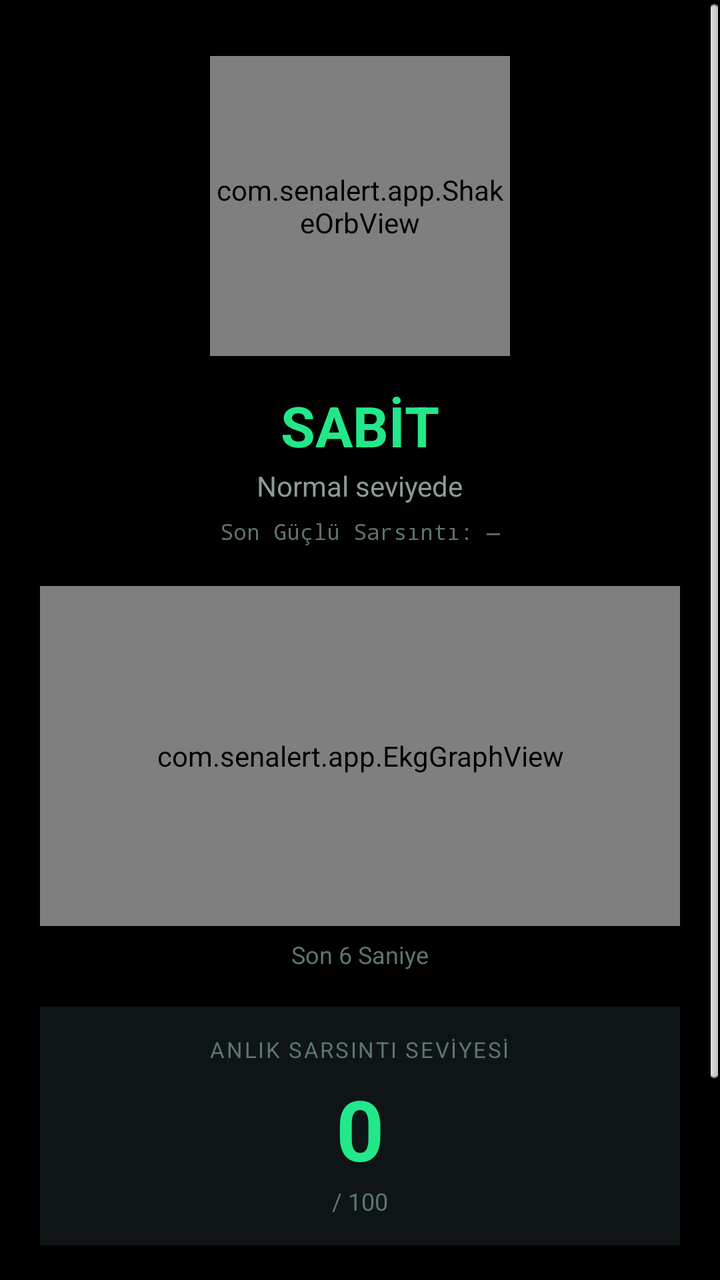
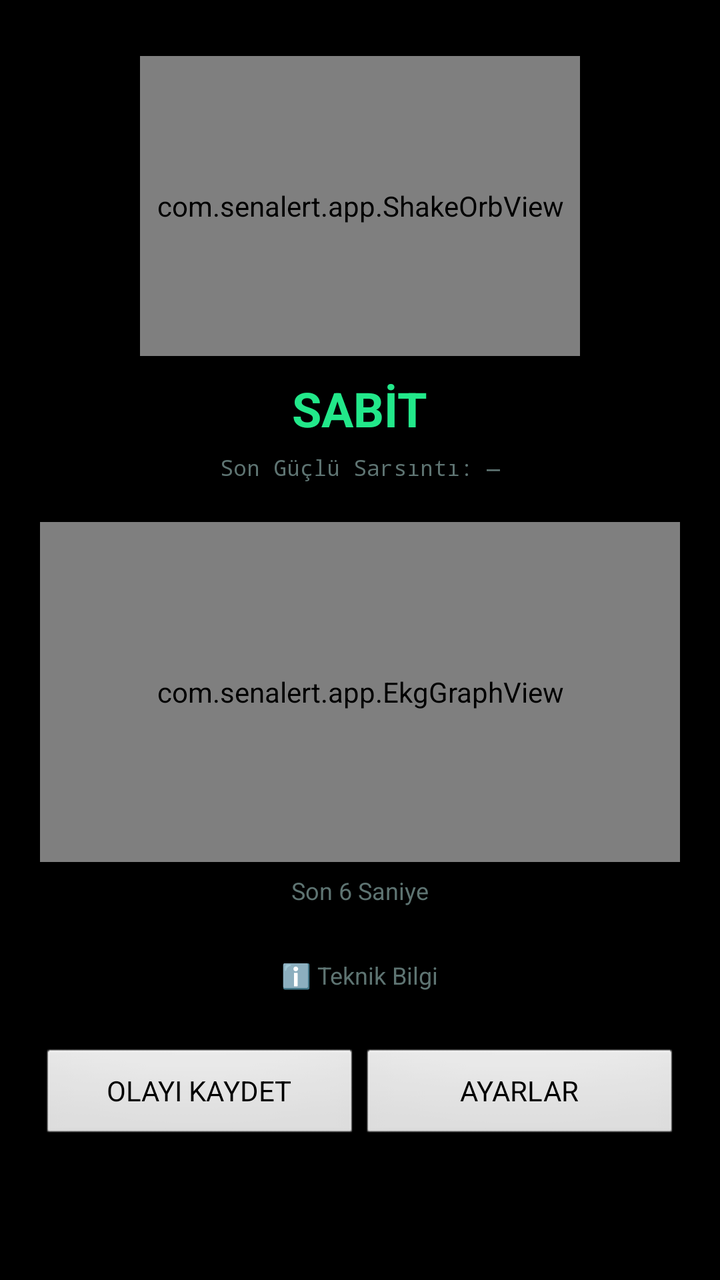

Screens rendered from an Android XML layout before and after an edit, with the pre-edit source and the edit as a unified diff.
<!-- AndroidManifest.xml: application theme android:Theme.Black.NoTitleBar -->
<!-- res/layout/activity_main.xml -->
<?xml version="1.0" encoding="utf-8"?>
<ScrollView xmlns:android="http://schemas.android.com/apk/res/android"
    android:id="@+id/rootLayout"
    android:layout_width="match_parent"
    android:layout_height="match_parent"
    android:background="#05070707">

    <LinearLayout
        android:layout_width="match_parent"
        android:layout_height="wrap_content"
        android:orientation="vertical"
        android:padding="20dp">

        <com.senalert.app.ShakeOrbView
            android:id="@+id/orbView"
            android:layout_width="150dp"
            android:layout_height="150dp"
            android:layout_gravity="center_horizontal"
            android:layout_marginTop="8dp"/>

        <TextView
            android:id="@+id/stateText"
            android:layout_width="wrap_content"
            android:layout_height="wrap_content"
            android:layout_gravity="center_horizontal"
            android:layout_marginTop="16dp"
            android:text="SABİT"
            android:textColor="#22E88A"
            android:textSize="28sp"
            android:textStyle="bold"/>

        <TextView
            android:id="@+id/subText"
            android:layout_width="wrap_content"
            android:layout_height="wrap_content"
            android:layout_gravity="center_horizontal"
            android:layout_marginTop="2dp"
            android:text="Normal seviyede"
            android:textColor="#8A9C9A"
            android:textSize="14sp"/>

        <TextView
            android:id="@+id/lastStrongText"
            android:layout_width="wrap_content"
            android:layout_height="wrap_content"
            android:layout_gravity="center_horizontal"
            android:layout_marginTop="6dp"
            android:text="Son Güçlü Sarsıntı: —"
            android:textColor="#5E7472"
            android:textSize="11sp"
            android:fontFamily="monospace"/>

        <TextView
            android:id="@+id/alertBar"
            android:layout_width="match_parent"
            android:layout_height="wrap_content"
            android:layout_marginTop="16dp"
            android:padding="14dp"
            android:gravity="center"
            android:visibility="gone"
            android:textColor="#000000"
            android:textSize="16sp"
            android:textStyle="bold"
            android:background="#808080"/>

        <Button
            android:id="@+id/btnMute"
            android:layout_width="match_parent"
            android:layout_height="wrap_content"
            android:layout_marginTop="12dp"
            android:text="SUSTUR"
            android:backgroundTint="#FF3B30"
            android:textColor="#FFFFFF"
            android:visibility="gone"/>

        <com.senalert.app.EkgGraphView
            android:id="@+id/ekgView"
            android:layout_width="match_parent"
            android:layout_height="170dp"
            android:layout_marginTop="20dp"
            android:background="#0a1112"/>

        <TextView
            android:layout_width="wrap_content"
            android:layout_height="wrap_content"
            android:layout_gravity="center_horizontal"
            android:layout_marginTop="6dp"
            android:text="Son 6 Saniye"
            android:textColor="#5E7472"
            android:textSize="12sp"/>

        <LinearLayout
            android:layout_width="match_parent"
            android:layout_height="wrap_content"
            android:orientation="vertical"
            android:gravity="center"
            android:layout_marginTop="18dp"
            android:padding="14dp"
            android:background="#0F1517">

            <TextView
                android:layout_width="wrap_content"
                android:layout_height="wrap_content"
                android:text="ANLIK SARSINTI SEVİYESİ"
                android:textColor="#5E7472"
                android:textSize="11sp"
                android:letterSpacing="0.08"/>

            <TextView
                android:id="@+id/levelNumberText"
                android:layout_width="wrap_content"
                android:layout_height="wrap_content"
                android:text="0"
                android:textColor="#22E88A"
                android:textSize="42sp"
                android:textStyle="bold"
                android:layout_marginTop="4dp"/>

            <TextView
                android:layout_width="wrap_content"
                android:layout_height="wrap_content"
                android:text="/ 100"
                android:textColor="#5E7472"
                android:textSize="12sp"/>
        </LinearLayout>

        <TextView
            android:id="@+id/btnInfoToggle"
            android:layout_width="wrap_content"
            android:layout_height="wrap_content"
            android:layout_gravity="center_horizontal"
            android:layout_marginTop="14dp"
            android:padding="8dp"
            android:text="ℹ️ Teknik Bilgi"
            android:textColor="#5E7472"
            android:textSize="12sp"/>

        <LinearLayout
            android:id="@+id/detailsPanel"
            android:layout_width="match_parent"
            android:layout_height="wrap_content"
            android:orientation="vertical"
            android:visibility="gone"
            android:background="#0F1517"
            android:padding="12dp"
            android:layout_marginTop="4dp">

            <TextView
                android:id="@+id/sensorText"
                android:layout_width="wrap_content"
                android:layout_height="wrap_content"
                android:layout_gravity="center_horizontal"
                android:text="X: 0.00  Y: 0.00  Z: 0.00\nΔXY: 0.00  ΔZ: 0.00"
                android:textColor="#5E7472"
                android:textSize="12sp"
                android:fontFamily="monospace"
                android:gravity="center"/>
        </LinearLayout>

        <Button
            android:id="@+id/btnRecalibrate"
            android:layout_width="wrap_content"
            android:layout_height="wrap_content"
            android:layout_gravity="center_horizontal"
            android:layout_marginTop="16dp"
            android:text="YENİDEN KALİBRE ET"
            android:visibility="gone"/>

        <LinearLayout
            android:layout_width="match_parent"
            android:layout_height="wrap_content"
            android:orientation="horizontal"
            android:layout_marginTop="20dp">

            <Button
                android:id="@+id/btnCapture"
                android:layout_width="0dp"
                android:layout_height="wrap_content"
                android:layout_weight="1"
                android:text="OLAYI KAYDET"/>

            <Button
                android:id="@+id/btnSettings"
                android:layout_width="0dp"
                android:layout_height="wrap_content"
                android:layout_weight="1"
                android:text="AYARLAR"/>

        </LinearLayout>

    </LinearLayout>
</ScrollView>
<!-- resources referenced by this layout -->
<resources>

</resources>

<!-- the commit's change to res/layout/activity_main.xml (unified diff, before → after) -->
@@ -13,7 +13,7 @@
 
         <com.senalert.app.ShakeOrbView
             android:id="@+id/orbView"
-            android:layout_width="150dp"
+            android:layout_width="220dp"
             android:layout_height="150dp"
             android:layout_gravity="center_horizontal"
             android:layout_marginTop="8dp"/>
@@ -23,21 +23,11 @@
             android:layout_width="wrap_content"
             android:layout_height="wrap_content"
             android:layout_gravity="center_horizontal"
-            android:layout_marginTop="16dp"
+            android:layout_marginTop="10dp"
             android:text="SABİT"
             android:textColor="#22E88A"
-            android:textSize="28sp"
+            android:textSize="24sp"
             android:textStyle="bold"/>
-
-        <TextView
-            android:id="@+id/subText"
-            android:layout_width="wrap_content"
-            android:layout_height="wrap_content"
-            android:layout_gravity="center_horizontal"
-            android:layout_marginTop="2dp"
-            android:text="Normal seviyede"
-            android:textColor="#8A9C9A"
-            android:textSize="14sp"/>
 
         <TextView
             android:id="@+id/lastStrongText"
@@ -89,47 +79,12 @@
             android:textColor="#5E7472"
             android:textSize="12sp"/>
 
-        <LinearLayout
-            android:layout_width="match_parent"
-            android:layout_height="wrap_content"
-            android:orientation="vertical"
-            android:gravity="center"
-            android:layout_marginTop="18dp"
-            android:padding="14dp"
-            android:background="#0F1517">
-
-            <TextView
-                android:layout_width="wrap_content"
-                android:layout_height="wrap_content"
-                android:text="ANLIK SARSINTI SEVİYESİ"
-                android:textColor="#5E7472"
-                android:textSize="11sp"
-                android:letterSpacing="0.08"/>
-
-            <TextView
-                android:id="@+id/levelNumberText"
-                android:layout_width="wrap_content"
-                android:layout_height="wrap_content"
-                android:text="0"
-                android:textColor="#22E88A"
-                android:textSize="42sp"
-                android:textStyle="bold"
-                android:layout_marginTop="4dp"/>
-
-            <TextView
-                android:layout_width="wrap_content"
-                android:layout_height="wrap_content"
-                android:text="/ 100"
-                android:textColor="#5E7472"
-                android:textSize="12sp"/>
-        </LinearLayout>
-
         <TextView
             android:id="@+id/btnInfoToggle"
             android:layout_width="wrap_content"
             android:layout_height="wrap_content"
             android:layout_gravity="center_horizontal"
-            android:layout_marginTop="14dp"
+            android:layout_marginTop="18dp"
             android:padding="8dp"
             android:text="ℹ️ Teknik Bilgi"
             android:textColor="#5E7472"
